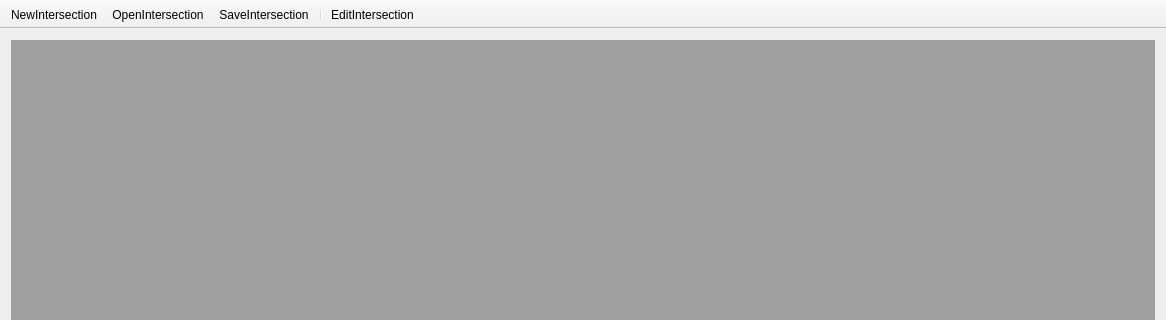
First picture: the form in MainWindow.ui, repository dpietruchowski/smart-intersections, before the edit; both pictures show x 0 to 1166 and y 0 to 320 of the 1166 by 798 pixel window.
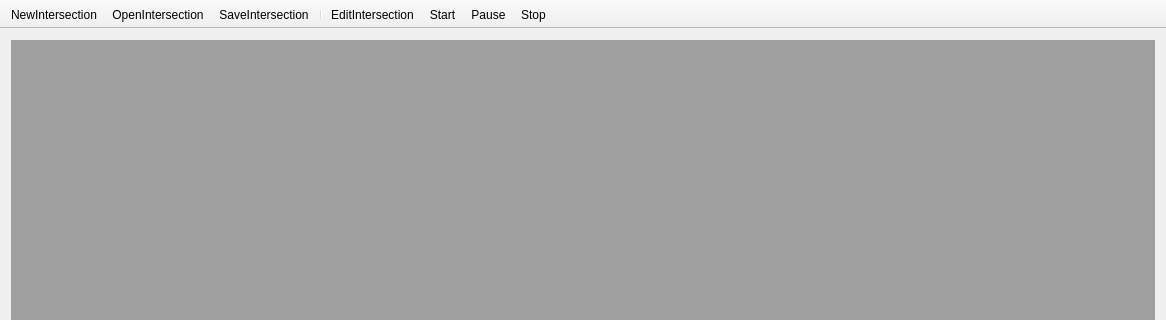
Second picture: the form after the edit. Icons and pictures are not drawn.

The edit to the form file:
```diff
--- a/MainWindow.ui
+++ b/MainWindow.ui
@@ -51,6 +51,9 @@
    <addaction name="actionSaveIntersection"/>
    <addaction name="separator"/>
    <addaction name="actionEditIntersection"/>
+   <addaction name="actionStart"/>
+   <addaction name="actionPause"/>
+   <addaction name="actionStop"/>
   </widget>
   <action name="actionNewIntersection">
    <property name="icon">
@@ -91,6 +94,33 @@
     <string>EditIntersection</string>
    </property>
   </action>
+  <action name="actionPause">
+   <property name="icon">
+    <iconset resource="icons.qrc">
+     <normaloff>:/toolbutton/icons/Pause.svg</normaloff>:/toolbutton/icons/Pause.svg</iconset>
+   </property>
+   <property name="text">
+    <string>Pause</string>
+   </property>
+  </action>
+  <action name="actionStart">
+   <property name="icon">
+    <iconset resource="icons.qrc">
+     <normaloff>:/toolbutton/icons/Start.svg</normaloff>:/toolbutton/icons/Start.svg</iconset>
+   </property>
+   <property name="text">
+    <string>Start</string>
+   </property>
+  </action>
+  <action name="actionStop">
+   <property name="icon">
+    <iconset resource="icons.qrc">
+     <normaloff>:/toolbutton/icons/Stop.svg</normaloff>:/toolbutton/icons/Stop.svg</iconset>
+   </property>
+   <property name="text">
+    <string>Stop</string>
+   </property>
+  </action>
  </widget>
  <layoutdefault spacing="6" margin="11"/>
  <resources>
```
